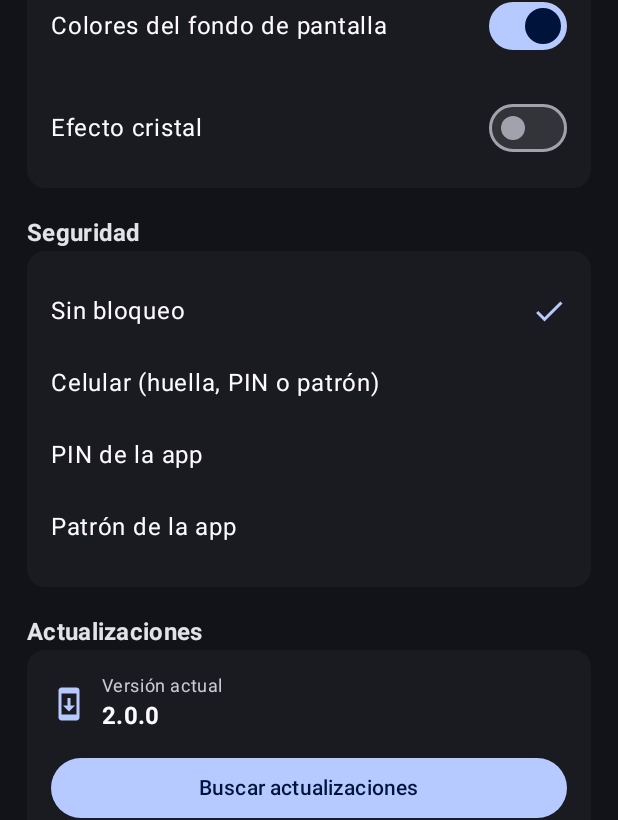
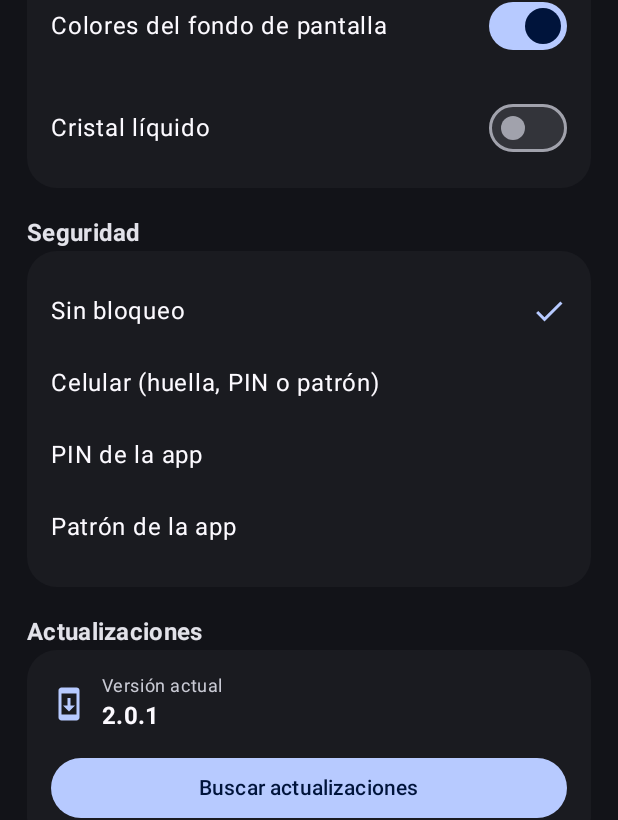
Before and after one commit to JesusJK0915/ahorro, an Android app built with Jetpack Compose: the screen it shows after launch (MainActivity), item 3 of the bottom bar chosen, on a phone screen of 412 x 824 dp. Shown: the part 271-1091 px from the top of the screen. Run offline under Robolectric (Android 15) with nearby library versions, the phone set to English and light mode, and no system bars; pictures from the network do not load.

Commit message:
feat: cristal liquido con presets y barra de transparencia (v2.0.1)

```diff
--- a/twa/app/build.gradle
+++ b/twa/app/build.gradle
@@ -10,8 +10,8 @@ android {
         applicationId "com.jesusjk0915.ahorro"
         minSdk 24
         targetSdk 36
-        versionCode 200000
-        versionName "2.0.0"
+        versionCode 200100
+        versionName "2.0.1"
 
         resValue "string", "appName", "Ahorros"
         resValue "string", "launcherName", "Ahorros"
--- /dev/null
+++ b/twa/app/src/main/java/com/jesusjk0915/ahorro/Glass.kt
@@ -0,0 +1,74 @@
+package com.jesusjk0915.ahorro
+
+import androidx.compose.foundation.background
+import androidx.compose.foundation.border
+import androidx.compose.foundation.shape.RoundedCornerShape
+import androidx.compose.material3.CardDefaults
+import androidx.compose.material3.MaterialTheme
+import androidx.compose.runtime.Composable
+import androidx.compose.ui.Modifier
+import androidx.compose.ui.draw.shadow
+import androidx.compose.ui.graphics.Brush
+import androidx.compose.ui.graphics.Color
+import androidx.compose.ui.graphics.Shape
+import androidx.compose.ui.unit.dp
+
+/**
+ * Cristal líquido estilo iOS: reflejo diagonal, borde luminoso, sombra suave
+ * y transparencia ajustable. En "opaco" el vidrio es esmerilado casi sólido.
+ */
+@Composable
+fun Modifier.liquidGlass(
+    settings: Settings,
+    shape: Shape = RoundedCornerShape(20.dp),
+): Modifier {
+    if (!settings.glass) return this
+
+    val cs = MaterialTheme.colorScheme
+    val opaque = settings.glassStyle == "opaque"
+    val t = settings.glassTransparency.coerceIn(0, 100) / 100f
+    // 0% => casi sólido; 100% => muy translúcido.
+    val alpha = if (opaque) 1f else 1f - (t * 0.62f)
+    val glow = if (opaque) 0.06f else 0.16f
+    val base = if (opaque) cs.surfaceContainerHigh else cs.surfaceContainer
+
+    return this
+        .shadow(
+            elevation = if (opaque) 3.dp else 10.dp,
+            shape = shape,
+            ambientColor = Color.Black.copy(alpha = 0.42f),
+            spotColor = cs.primary.copy(alpha = 0.28f),
+        )
+        .background(
+            brush = Brush.linearGradient(
+                colors = listOf(
+                    cs.primary.copy(alpha = glow),
+                    base.copy(alpha = alpha),
+                    cs.tertiary.copy(alpha = glow * 0.8f),
+                ),
+            ),
+            shape = shape,
+        )
+        .border(
+            width = 1.dp,
+            brush = Brush.linearGradient(
+                colors = listOf(
+                    Color.White.copy(alpha = if (opaque) 0.20f else 0.34f),
+                    cs.primary.copy(alpha = 0.10f),
+                    Color.White.copy(alpha = 0.06f),
+                ),
+            ),
+            shape = shape,
+        )
+}
+
+/** Color de contenedor para Card: transparente cuando el cristal está activo. */
+@Composable
+fun glassCardColor(settings: Settings, fallback: Color): Color =
+    if (settings.glass) Color.Transparent else fallback
+
+/** Atajo para los Cards que antes usaban surfaceContainerLow. */
+@Composable
+fun lowCardColors(settings: Settings) = CardDefaults.cardColors(
+    containerColor = glassCardColor(settings, MaterialTheme.colorScheme.surfaceContainerLow)
+)
--- a/twa/app/src/main/java/com/jesusjk0915/ahorro/HomeScreen.kt
+++ b/twa/app/src/main/java/com/jesusjk0915/ahorro/HomeScreen.kt
@@ -79,6 +79,11 @@ fun HomeScreen(
     val totalSaved = state.goals.sumOf { it.saved }
     val totalTarget = state.goals.sumOf { it.target }
     val globalPct = if (totalTarget > 0) (totalSaved.toFloat() / totalTarget * 100f).coerceIn(0f, 100f) else 0f
+    val onHero = if (state.settings.glass) {
+        MaterialTheme.colorScheme.onSurface
+    } else {
+        MaterialTheme.colorScheme.onPrimaryContainer
+    }
 
     Column(
         modifier = Modifier
@@ -95,8 +100,10 @@ fun HomeScreen(
         Spacer(Modifier.height(16.dp))
 
         Card(
-            modifier = Modifier.fillMaxWidth(),
-            colors = CardDefaults.cardColors(containerColor = MaterialTheme.colorScheme.primaryContainer),
+            modifier = Modifier.fillMaxWidth().liquidGlass(state.settings),
+            colors = CardDefaults.cardColors(
+                containerColor = glassCardColor(state.settings, MaterialTheme.colorScheme.primaryContainer),
+            ),
         ) {
             Row(
                 modifier = Modifier.fillMaxWidth().padding(18.dp),
@@ -106,18 +113,18 @@ fun HomeScreen(
                     Text(
                         "Total ahorrado",
                         style = MaterialTheme.typography.labelLarge,
-                        color = MaterialTheme.colorScheme.onPrimaryContainer,
+                        color = onHero,
                     )
                     Text(
                         money(totalSaved),
                         style = MaterialTheme.typography.headlineSmall,
                         fontWeight = FontWeight.Bold,
-                        color = MaterialTheme.colorScheme.onPrimaryContainer,
+                        color = onHero,
                     )
                     Text(
                         "de ${money(totalTarget)}",
                         style = MaterialTheme.typography.bodySmall,
-                        color = MaterialTheme.colorScheme.onPrimaryContainer,
+                        color = onHero,
                     )
                 }
                 if (state.settings.ringMode) {
@@ -146,7 +153,10 @@ fun HomeScreen(
         Spacer(Modifier.height(8.dp))
 
         if (state.goals.isEmpty()) {
-            Card(modifier = Modifier.fillMaxWidth()) {
+            Card(
+                modifier = Modifier.fillMaxWidth().liquidGlass(state.settings),
+                colors = lowCardColors(state.settings),
+            ) {
                 Column(
                     modifier = Modifier.fillMaxWidth().padding(24.dp),
                     horizontalAlignment = Alignment.CenterHorizontally,
@@ -173,7 +183,7 @@ fun HomeScreen(
             }
         } else {
             state.goals.forEach { g ->
-                GoalCard(g = g, ring = state.settings.ringMode, onClick = { onGoalClick(g) })
+                GoalCard(g = g, ring = state.settings.ringMode, settings = state.settings, onClick = { onGoalClick(g) })
                 Spacer(Modifier.height(10.dp))
             }
             Spacer(Modifier.height(6.dp))
@@ -188,12 +198,12 @@ fun HomeScreen(
 }
 
 @Composable
-private fun GoalCard(g: Goal, ring: Boolean, onClick: () -> Unit) {
+private fun GoalCard(g: Goal, ring: Boolean, settings: Settings, onClick: () -> Unit) {
     val color = tintAt(g.tint)
     val p = pct(g)
     Card(
-        modifier = Modifier.fillMaxWidth().clickable(onClick = onClick),
-        colors = CardDefaults.cardColors(containerColor = MaterialTheme.colorScheme.surfaceContainerLow),
+        modifier = Modifier.fillMaxWidth().clickable(onClick = onClick).liquidGlass(settings),
+        colors = lowCardColors(settings),
     ) {
         Row(modifier = Modifier.fillMaxWidth().padding(16.dp), verticalAlignment = Alignment.CenterVertically) {
             if (ring) {
@@ -225,6 +235,7 @@ private fun GoalCard(g: Goal, ring: Boolean, onClick: () -> Unit) {
 @Composable
 private fun StatsCard(vm: AppViewModel) {
     val moves = vm.ui.moves
+    val settings = vm.ui.settings
     val key = monthKey(System.currentTimeMillis())
     val inMes = moves.filter { !it.withdraw && monthKey(it.ts) == key }
     val outMes = moves.filter { it.withdraw && monthKey(it.ts) == key }
@@ -233,8 +244,8 @@ private fun StatsCard(vm: AppViewModel) {
     val maxNet = buckets.maxOf { abs(it.net) }.coerceAtLeast(1)
 
     Card(
-        modifier = Modifier.fillMaxWidth(),
-        colors = CardDefaults.cardColors(containerColor = MaterialTheme.colorScheme.surfaceContainerLow),
+        modifier = Modifier.fillMaxWidth().liquidGlass(settings),
+        colors = lowCardColors(settings),
     ) {
         Column(Modifier.fillMaxWidth().padding(16.dp)) {
             Row(verticalAlignment = Alignment.CenterVertically) {
@@ -247,13 +258,13 @@ private fun StatsCard(vm: AppViewModel) {
             }
             Spacer(Modifier.height(12.dp))
             Row(horizontalArrangement = Arrangement.spacedBy(8.dp)) {
-                StatBox("Ahorrado", money(inMes.sumOf { it.amount }), Modifier.weight(1f))
-                StatBox("Retirado", money(outMes.sumOf { it.amount }), Modifier.weight(1f))
+                StatBox("Ahorrado", money(inMes.sumOf { it.amount }), settings, Modifier.weight(1f))
+                StatBox("Retirado", money(outMes.sumOf { it.amount }), settings, Modifier.weight(1f))
             }
             Spacer(Modifier.height(8.dp))
             Row(horizontalArrangement = Arrangement.spacedBy(8.dp)) {
-                StatBox("Aportes", "${inMes.size}", Modifier.weight(1f))
-                StatBox("Retiros", "${outMes.size}", Modifier.weight(1f))
+                StatBox("Aportes", "${inMes.size}", settings, Modifier.weight(1f))
+                StatBox("Retiros", "${outMes.size}", settings, Modifier.weight(1f))
             }
             Spacer(Modifier.height(18.dp))
             Text("Últimos 7 días", style = MaterialTheme.typography.labelLarge)
@@ -327,8 +338,13 @@ private fun StatsCard(vm: AppViewModel) {
 }
 
 @Composable
-private fun StatBox(label: String, value: String, modifier: Modifier) {
-    Card(modifier = modifier, colors = CardDefaults.cardColors(containerColor = MaterialTheme.colorScheme.surfaceContainerHighest)) {
+private fun StatBox(label: String, value: String, settings: Settings, modifier: Modifier) {
+    Card(
+        modifier = modifier.liquidGlass(settings),
+        colors = CardDefaults.cardColors(
+            containerColor = glassCardColor(settings, MaterialTheme.colorScheme.surfaceContainerHighest),
+        ),
+    ) {
         Column(Modifier.padding(12.dp)) {
             Text(label, style = MaterialTheme.typography.labelSmall,
                 color = MaterialTheme.colorScheme.onSurfaceVariant)
--- a/twa/app/src/main/java/com/jesusjk0915/ahorro/Models.kt
+++ b/twa/app/src/main/java/com/jesusjk0915/ahorro/Models.kt
@@ -24,6 +24,8 @@ data class Settings(
     val ringMode: Boolean = true,
     val dynamicColor: Boolean = true,
     val glass: Boolean = false,
+    val glassTransparency: Int = 60, // 0 = casi sólido, 100 = muy translúcido
+    val glassStyle: String = "transparent", // transparent | opaque
     val security: String = "none", // none | device | pin | pattern
     val pinHash: String = "",
     val patternHash: String = "",
--- a/twa/app/src/main/java/com/jesusjk0915/ahorro/SettingsScreen.kt
+++ b/twa/app/src/main/java/com/jesusjk0915/ahorro/SettingsScreen.kt
@@ -19,10 +19,11 @@ import androidx.compose.material.icons.filled.SystemUpdate
 import androidx.compose.material3.AlertDialog
 import androidx.compose.material3.Button
 import androidx.compose.material3.Card
-import androidx.compose.material3.CardDefaults
+import androidx.compose.material3.FilterChip
 import androidx.compose.material3.Icon
 import androidx.compose.material3.MaterialTheme
 import androidx.compose.material3.OutlinedButton
+import androidx.compose.material3.Slider
 import androidx.compose.material3.Switch
 import androidx.compose.material3.Text
 import androidx.compose.material3.TextButton
@@ -82,21 +83,63 @@ fun SettingsScreen(
 
         Text("Apariencia", style = MaterialTheme.typography.titleMedium, fontWeight = FontWeight.Bold)
         Card(
-            modifier = Modifier.fillMaxWidth(),
-            colors = CardDefaults.cardColors(containerColor = MaterialTheme.colorScheme.surfaceContainerLow),
+            modifier = Modifier.fillMaxWidth().liquidGlass(settings),
+            colors = lowCardColors(settings),
         ) {
             Column(Modifier.padding(horizontal = 16.dp, vertical = 6.dp)) {
                 SwitchRow("Progreso circular", settings.ringMode) { vm.setRingMode(it) }
                 SwitchRow("Colores del fondo de pantalla", settings.dynamicColor) { vm.setDynamicColor(it) }
-                SwitchRow("Efecto cristal", settings.glass) { vm.setGlass(it) }
+                SwitchRow("Cristal líquido", settings.glass) { vm.setGlass(it) }
+                if (settings.glass) {
+                    Spacer(Modifier.height(4.dp))
+                    Text(
+                        "Estilo",
+                        style = MaterialTheme.typography.labelMedium,
+                        color = MaterialTheme.colorScheme.onSurfaceVariant,
+                    )
+                    Spacer(Modifier.height(6.dp))
+                    Row(horizontalArrangement = Arrangement.spacedBy(8.dp)) {
+                        FilterChip(
+                            selected = settings.glassStyle == "transparent",
+                            onClick = { vm.setGlassStyle("transparent") },
+                            label = { Text("Liquido Transparente") },
+                        )
+                        FilterChip(
+                            selected = settings.glassStyle == "opaque",
+                            onClick = { vm.setGlassStyle("opaque") },
+                            label = { Text("Liquido Opaco") },
+                        )
+                    }
+                    Spacer(Modifier.height(10.dp))
+                    Text(
+                        "Transparencia: ${settings.glassTransparency}%",
+                        style = MaterialTheme.typography.bodySmall,
+                        color = MaterialTheme.colorScheme.onSurfaceVariant,
+                    )
+                    Slider(
+                        value = settings.glassTransparency.toFloat(),
+                        onValueChange = { vm.setGlassTransparency(it.toInt()) },
+                        valueRange = 0f..100f,
+                        enabled = settings.glassStyle == "transparent",
+                        modifier = Modifier.fillMaxWidth(),
+                    )
+                    if (settings.glassStyle == "opaque") {
+                        Text(
+                            "Liquido Opaco deja el vidrio esmerilado.",
+                            style = MaterialTheme.typography.labelSmall,
+                            color = MaterialTheme.colorScheme.onSurfaceVariant,
+                        )
+                    }
+                    Spacer(Modifier.height(6.dp))
+                }
             }
         }
 
         Spacer(Modifier.height(18.dp))
         Text("Seguridad", style = MaterialTheme.typography.titleMedium, fontWeight = FontWeight.Bold)
         Card(
-            modifier = Modifier.fillMaxWidth(),
-            colors = CardDefaults.cardColors(containerColor = MaterialTheme.colorScheme.surfaceContainerLow),
+            modifier = Modifier.fillMaxWidth().liquidGlass(settings),
+            colors = lowCardColors(settings),
         ) {
             Column(Modifier.padding(16.dp)) {
                 SecurityOption("Sin bloqueo", settings.security == "none") { vm.setSecurity("none") }
@@ -131,8 +174,8 @@ fun SettingsScreen(
         Spacer(Modifier.height(18.dp))
         Text("Actualizaciones", style = MaterialTheme.typography.titleMedium, fontWeight = FontWeight.Bold)
         Card(
-            modifier = Modifier.fillMaxWidth(),
-            colors = CardDefaults.cardColors(containerColor = MaterialTheme.colorScheme.surfaceContainerLow),
+            modifier = Modifier.fillMaxWidth().liquidGlass(settings),
+            colors = lowCardColors(settings),
         ) {
             Column(Modifier.padding(16.dp)) {
                 Row(verticalAlignment = Alignment.CenterVertically) {
--- a/twa/app/src/main/java/com/jesusjk0915/ahorro/Theme.kt
+++ b/twa/app/src/main/java/com/jesusjk0915/ahorro/Theme.kt
@@ -1,10 +1,13 @@
 package com.jesusjk0915.ahorro
 
+import androidx.compose.foundation.shape.RoundedCornerShape
 import androidx.compose.material3.MaterialTheme
+import androidx.compose.material3.Shapes
 import androidx.compose.material3.darkColorScheme
 import androidx.compose.material3.dynamicDarkColorScheme
 import androidx.compose.runtime.Composable
 import androidx.compose.ui.platform.LocalContext
+import androidx.compose.ui.unit.dp
 
 /** Material You del fondo de pantalla, siempre en esquema oscuro. */
 @Composable
@@ -19,5 +22,10 @@ fun AhorrosTheme(dynamic: Boolean, content: @Composable () -> Unit) {
     } else {
         darkColorScheme()
     }
-    MaterialTheme(colorScheme = colors, content = content)
+    val shapes = Shapes(
+        small = RoundedCornerShape(12.dp),
+        medium = RoundedCornerShape(20.dp),
+        large = RoundedCornerShape(28.dp),
+    )
+    MaterialTheme(colorScheme = colors, shapes = shapes, content = content)
 }
--- a/twa/app/src/main/java/com/jesusjk0915/ahorro/UpdateManager.kt
+++ b/twa/app/src/main/java/com/jesusjk0915/ahorro/UpdateManager.kt
@@ -12,7 +12,7 @@ import org.json.JSONObject
 import java.net.HttpURLConnection
 import java.net.URL
 
-const val CURRENT_VERSION = "2.0.0"
+const val CURRENT_VERSION = "2.0.1"
 const val VERSION_URL = "https://JesusJK0915.github.io/ahorro/version.json"
 const val INSTALL_ACTION = "ahorro.INSTALL_RESULT"
 
```
Also changed, not shown: twa/app/src/main/java/com/jesusjk0915/ahorro/HistoryScreen.kt (+8 -6 lines), twa/app/src/main/java/com/jesusjk0915/ahorro/Store.kt (+7 -0 lines).
